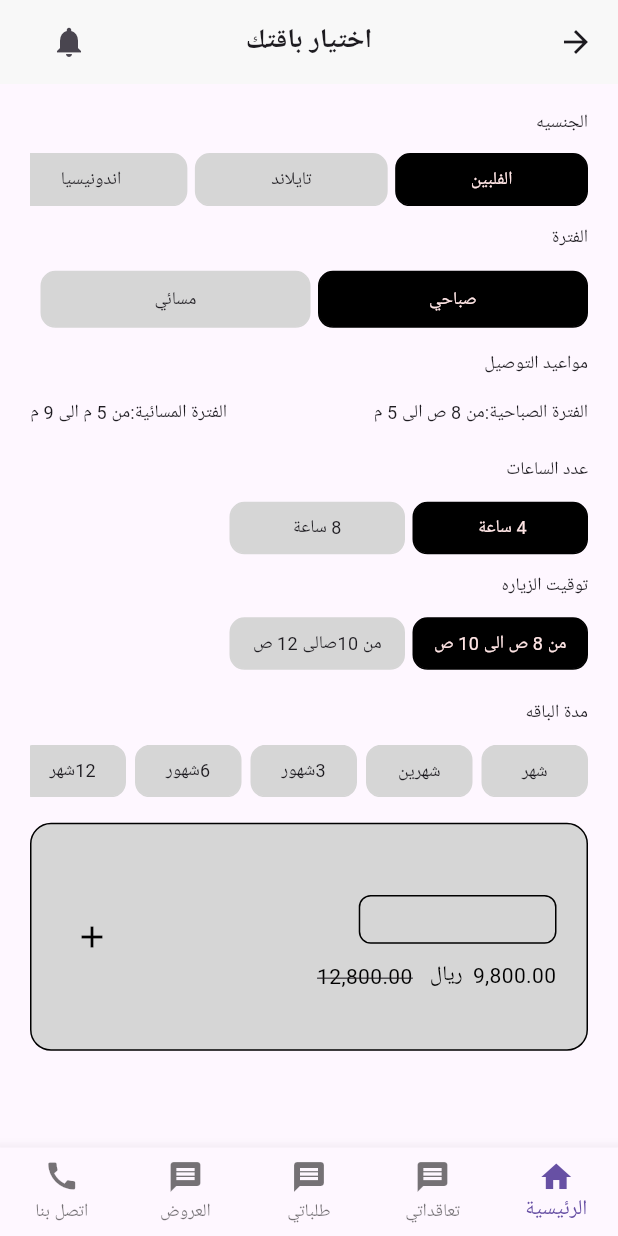
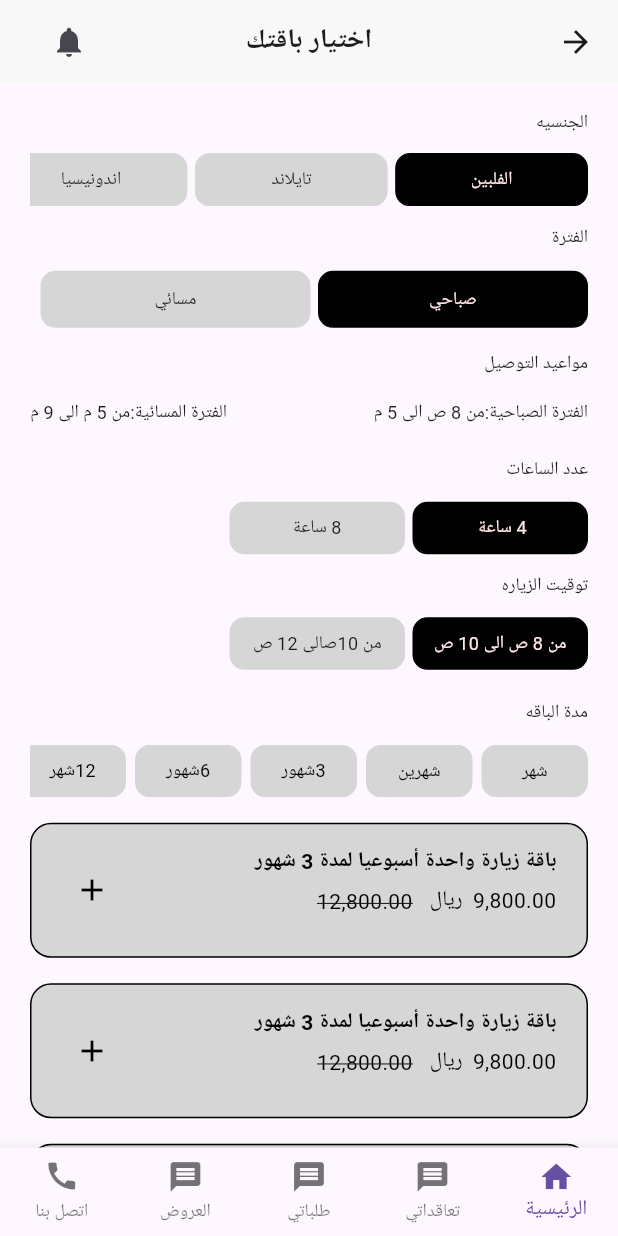
Before and after one commit to Salma-Ahmed3/ThePlattForm, a Flutter app: the ChoosePackageHourlyServicesView screen opened by its route, on a phone screen of 412 x 824 dp. Run offline on Flutter 3.47's test engine with Material 3 defaults, Android fonts, the phone set to English and light mode, and no system bars; our stand-ins replace flutter_screenutil, google_fonts, table_calendar; missing offline and left inert: svg_flutter; Roboto replaces fonts that are missing (Alexandria).

Commit message:
update code

```diff
--- a/lib/Feauters/Choose the package Hourly Service/Presentation/Views/Widgets/choose_package_hourly_services_view_body.dart
+++ b/lib/Feauters/Choose the package Hourly Service/Presentation/Views/Widgets/choose_package_hourly_services_view_body.dart
@@ -1,10 +1,9 @@
 import 'package:flutter/material.dart';
 import 'package:nowproject/Feauters/Choose%20the%20package%20Hourly%20Service/Presentation/Views/Widgets/choose_button_nationalty_in_choose_package.dart';
+import 'package:nowproject/Feauters/Choose%20the%20package%20Hourly%20Service/Presentation/Views/Widgets/custom_button_package_duration_item.dart';
 import 'package:nowproject/Feauters/Choose%20the%20package%20Hourly%20Service/Presentation/Views/Widgets/custom_button_periods_in_chosse_package.dart';
-import 'package:nowproject/core/Widgets/custom_button_in_add_new_addrease.dart';
+import 'package:nowproject/Feauters/Choose%20the%20package%20Hourly%20Service/Presentation/Views/Widgets/custom_detailes_in_choose_packege_hourly_services.dart';
 import 'package:nowproject/core/utils/app_text_style.dart';
-
-import '../../../../Choose the package Individual Service/Presentation/Views/widgets/custom_detailes_in_choose_packege.dart';
 
 class ChoosePackageHourlyServicesViewBody extends StatelessWidget {
   const ChoosePackageHourlyServicesViewBody({super.key});
@@ -13,6 +12,7 @@ class ChoosePackageHourlyServicesViewBody extends StatelessWidget {
   Widget build(BuildContext context) {
     return Padding(
       padding: const EdgeInsets.symmetric(horizontal: 20),
+      child: SingleChildScrollView(
         child: Column(
           crossAxisAlignment: CrossAxisAlignment.start,
           children: [
@@ -65,50 +65,22 @@ class ChoosePackageHourlyServicesViewBody extends StatelessWidget {
                           const SizedBox(height: 12,),
                             const SingleChildScrollView(
                             scrollDirection: Axis.horizontal,
-                          child: Row(
-                            children: [
-                              CustomButtonPackageDuration(textPackageDuration: 'شهر',),
-                        SizedBox(width: 6,),
+                            child: CustomButtonPackageDurationItem()
+                          ),
+                            const SizedBox(height: 17,),
+                          const CustomDetailesInChoosePackegeHourlyServices(),
+                            const SizedBox(height: 17,),
+                          const CustomDetailesInChoosePackegeHourlyServices(),
+                            const SizedBox(height: 17,),
+                          const CustomDetailesInChoosePackegeHourlyServices(),
+                            const SizedBox(height: 17,),
+                          const CustomDetailesInChoosePackegeHourlyServices(),
+                            const SizedBox(height: 17,),
+                          const CustomDetailesInChoosePackegeHourlyServices(),
 
-                              CustomButtonPackageDuration(textPackageDuration: 'شهرين',),
-                        SizedBox(width: 6,),
-
-                              CustomButtonPackageDuration(textPackageDuration: '3شهور',),
-                        SizedBox(width: 6,),
-
-                              CustomButtonPackageDuration(textPackageDuration: '6شهور',),
-                        SizedBox(width: 6,),
-
-                              CustomButtonPackageDuration(textPackageDuration: '12شهر',),
-                        SizedBox(width: 6,),
-
-                              CustomButtonPackageDuration(textPackageDuration: 'سنه',),
                     ],
                 ),
-                        ),
-                          const SizedBox(height: 17,),
-                        const CustomDetailesInChoosePackege(heightContainer: 152, workerData: '', textPackageDuration: '',)
-
-                  ],
       ),
             );
   }
 }
-
-class CustomButtonPackageDuration extends StatelessWidget {
-  const CustomButtonPackageDuration({super.key, required this.textPackageDuration});
-final String textPackageDuration;
-  @override
-  Widget build(BuildContext context) {
-    return CustomButtonInAddNewAddrease(
-                                      alignment: Alignment.centerRight,
-                                      colorBackGround: const Color(0xffD6D6D6),
-                                      tixtInButton:  Center(
-                                      child: Text(textPackageDuration,
-                                      style: TextStyles.regular12
-                                      ),
-                                      ), width: 71,
-                                      height: 35, colorBorder:  const Color(0xffD6D6D6), borderRadius: BorderRadius.circular(10),
-                                    );
-  }
-}
--- /dev/null
+++ b/lib/Feauters/Choose the package Hourly Service/Presentation/Views/Widgets/custom_button_package_duration.dart
@@ -0,0 +1,37 @@
+import 'package:flutter/material.dart';
+import 'package:nowproject/core/Widgets/custom_button_in_add_new_addrease.dart';
+import 'package:nowproject/core/utils/app_text_style.dart';
+
+class CustomButtonPackageDuration extends StatelessWidget {
+  const CustomButtonPackageDuration({
+    super.key,
+    required this.text,
+    required this.isSelected,
+    required this.onTap,
+  });
+
+  final String text;
+  final bool isSelected;
+  final VoidCallback onTap;
+
+  @override
+  Widget build(BuildContext context) {
+    return GestureDetector(
+      onTap: onTap,
+      child: CustomButtonInAddNewAddrease(
+        alignment: Alignment.centerRight,
+        colorBackGround: isSelected ? Colors.black : const Color(0xffD6D6D6),
+        tixtInButton: Center(
+          child: Text(
+            text,
+            style: TextStyles.regular12.copyWith(color:isSelected ?  const Color(0xffFFE5E5) : Colors.black ),
+          ),
+        ),
+        width: 71,
+        height: 35,
+        colorBorder: isSelected ? Colors.black : const Color(0xffD6D6D6),
+        borderRadius: BorderRadius.circular(10),
+      ),
+    );
+  }
+}
--- /dev/null
+++ b/lib/Feauters/Choose the package Hourly Service/Presentation/Views/Widgets/custom_button_package_duration_item.dart
@@ -0,0 +1,52 @@
+
+import 'package:flutter/material.dart';
+import 'package:nowproject/Feauters/Choose%20the%20package%20Hourly%20Service/Presentation/Views/Widgets/custom_button_package_duration.dart';
+
+class CustomButtonPackageDurationItem extends StatefulWidget {
+  const CustomButtonPackageDurationItem({super.key});
+
+  @override
+  State<CustomButtonPackageDurationItem> createState() => _CustomButtonPackageDurationItemState();
+}
+
+class _CustomButtonPackageDurationItemState extends State<CustomButtonPackageDurationItem> {
+   int? selectedIndex;
+
+  void _handleButtonTap(int index) {
+    setState(() {
+      selectedIndex = index;
+    });
+  }
+ @override
+  Widget build(BuildContext context) {
+    return Row(
+                              children: [
+                                CustomButtonPackageDuration(
+                                  text: 'شهر',
+                                  isSelected: selectedIndex == 0,
+                                  onTap: () => _handleButtonTap(0),
+                                      ),
+                          SizedBox(width: 6,),
+
+                                CustomButtonPackageDuration(text: 'شهرين', isSelected: selectedIndex == 1,
+                                  onTap: () => _handleButtonTap(1),),
+                          SizedBox(width: 6,),
+
+                                CustomButtonPackageDuration(text: '3شهور',isSelected: selectedIndex ==2,
+                                  onTap: () => _handleButtonTap(2),),
+                          SizedBox(width: 6,),
+
+                                CustomButtonPackageDuration(text: '6شهور',isSelected: selectedIndex == 3,
+                                  onTap: () => _handleButtonTap(3),),
+                          SizedBox(width: 6,),
+
+                                CustomButtonPackageDuration(text: '12شهر',isSelected: selectedIndex == 4,
+                                  onTap: () => _handleButtonTap(4),),
+                          SizedBox(width: 6,),
+
+                                CustomButtonPackageDuration(text: 'سنه',isSelected: selectedIndex == 5,
+                                  onTap: () => _handleButtonTap(5),),
+                              ],
+                            );
+  }
+}
--- /dev/null
+++ b/lib/Feauters/Choose the package Hourly Service/Presentation/Views/Widgets/custom_detailes_in_choose_packege_hourly_services.dart
@@ -0,0 +1,106 @@
+
+import 'package:flutter/material.dart';
+import 'package:flutter_screenutil/flutter_screenutil.dart';
+import 'package:nowproject/Feauters/Choose%20the%20package%20Hourly%20Service/Presentation/Views/Widgets/custom_detailes_in_choose_packege_hourly_item.dart';
+import 'package:nowproject/Feauters/Choose%20the%20package%20Hourly%20Service/Presentation/Views/Widgets/dialoge_chosse_package.dart';
+import 'package:nowproject/Feauters/Choose%20the%20package%20Individual%20Service/Presentation/Views/widgets/custom_salary.dart';
+import 'package:nowproject/core/utils/app_text_style.dart';
+
+
+class CustomDetailesInChoosePackegeHourlyServices extends StatefulWidget {
+  const CustomDetailesInChoosePackegeHourlyServices({super.key, });
+
+  @override
+  State<CustomDetailesInChoosePackegeHourlyServices> createState() => _CustomDetailesInChoosePackegeHourlyServicesState();
+}
+
+class _CustomDetailesInChoosePackegeHourlyServicesState extends State<CustomDetailesInChoosePackegeHourlyServices> {
+ bool isRectangleVisible = false;
+
+  void toggleRectangleVisibility() {
+    setState(() {
+      isRectangleVisible = !isRectangleVisible;
+    });
+  }
+
+  @override
+  Widget build(BuildContext context) {
+    return Column(
+      children: [
+        Container(
+          width: 384.w,
+          height: 90,
+          decoration: BoxDecoration(
+            color: const Color(0xffD6D6D6),
+            borderRadius: isRectangleVisible
+                ? const BorderRadius.only(
+                    topLeft: Radius.circular(14),
+                    topRight: Radius.circular(14),
+                  )
+                : BorderRadius.circular(14),
+            border: Border.all(
+              color: Colors.black,
+            ),
+          ),
+          child: Padding(
+            padding: const EdgeInsets.symmetric(horizontal: 20, vertical: 15),
+            child: Row(
+              mainAxisAlignment: MainAxisAlignment.spaceBetween,
+              children: [
+                Column(
+                  crossAxisAlignment: CrossAxisAlignment.start,
+                  children: [
+                    Text(
+                    'باقة زيارة واحدة أسبوعيا لمدة 3 شهور',
+                      style: TextStyles.bold14,
+                    ),
+                    SizedBox(height: 5,),
+                    const CustomSalary(),
+                  ],
+                ),
+                CircleAvatar(
+                  radius: 20.r,
+                  backgroundColor: Colors.transparent,
+                  child: IconButton(
+                    onPressed: toggleRectangleVisibility,
+                    icon: Icon(
+                      isRectangleVisible ? Icons.remove : Icons.add,
+                      color: Colors.black,
+                    ),
+
+                  ),
+                ),
+              ],
+            ),
+          ),
+        ),
+        if (isRectangleVisible)
+          GestureDetector(
+            onTap: (){
+              showDialog(
+              context: context,
+              builder: (BuildContext context) {
+                return const DialogeChossePackage();
+              },
+            );
+            },
+            child: Container(
+              width: 700.w,
+              height: 260.h,
+              decoration: BoxDecoration(
+                color: const Color(0xffF8F8F8),
+                borderRadius: const BorderRadius.only(
+                  bottomLeft: Radius.circular(14),
+                  bottomRight: Radius.circular(14),
+                ),
+                border: Border.all(
+                  color: Colors.black,
+                ),
+              ),
+              child: const CustomDetailesInChoosePackegeHorlyItem(),
+            ),
+          ),
+      ],
+    );
+  }
+}
--- a/lib/Feauters/Choose the package Individual Service/Presentation/Views/widgets/custom_button_copon.dart
+++ b/lib/Feauters/Choose the package Individual Service/Presentation/Views/widgets/custom_button_copon.dart
@@ -14,7 +14,7 @@ class CustomButtonCopon extends StatelessWidget {
     return Stack(    children: [
         CustomContainerNationality(
         titleText: 'هل تمتلك كوبون خصم؟',
-         widthContainer: 200.w,
+         widthContainer: 200.w, height: 80,
          ),
       Padding(
         padding: const EdgeInsets.symmetric(horizontal: 37, vertical: 18),
--- a/lib/Feauters/Choose the package Individual Service/Presentation/Views/widgets/custom_button_nationality.dart
+++ b/lib/Feauters/Choose the package Individual Service/Presentation/Views/widgets/custom_button_nationality.dart
@@ -9,7 +9,7 @@ class CustomButtonNationality extends StatelessWidget {
   Widget build(BuildContext context) {
     return   Stack(
     children: [
-       CustomContainerNationality(titleText: 'الجنسيه', widthContainer: 70.w,),
+       CustomContainerNationality(titleText: 'الجنسيه', widthContainer: 70.w, height: 80,),
       const Padding(
         padding: EdgeInsets.symmetric(horizontal: 30, vertical: 18),
         child: Row(
--- a/lib/Feauters/Choose the package Individual Service/Presentation/Views/widgets/custom_container_nationality.dart
+++ b/lib/Feauters/Choose the package Individual Service/Presentation/Views/widgets/custom_container_nationality.dart
@@ -4,9 +4,10 @@ import 'package:flutter_screenutil/flutter_screenutil.dart';
 import 'package:nowproject/core/utils/app_text_style.dart';
 
 class CustomContainerNationality extends StatelessWidget {
-  const CustomContainerNationality({super.key, required this.titleText, required this.widthContainer});
+  const CustomContainerNationality({super.key, required this.titleText, required this.widthContainer, required this.height});
 final String titleText;
 final double widthContainer;
+final double height;
   @override
   Widget build(BuildContext context) {
     return Padding(
@@ -17,7 +18,7 @@ final double widthContainer;
           children: [
             Container(
               width: double.infinity,
-              height: 81.h,
+              height:height,
               decoration: BoxDecoration(
                 borderRadius: BorderRadius.circular(4),
                 border: Border.all(
--- a/lib/Feauters/Choose the package Individual Service/Presentation/Views/widgets/nationality_text.dart
+++ b/lib/Feauters/Choose the package Individual Service/Presentation/Views/widgets/nationality_text.dart
@@ -21,7 +21,6 @@ class _NationalityTextState extends State<NationalityText> {
         setState(() {
           isSelected = !isSelected;
         });
-        Navigator.of(context).pushNamed(TestPage.routeName);
       },
       child: Container(
         width: 100.w,
--- a/lib/core/Helper/on_generate_route.dart
+++ b/lib/core/Helper/on_generate_route.dart
@@ -4,6 +4,7 @@ import 'package:nowproject/Feauters/Choose%20Addrease/Presentation/choose_addres
 import 'package:nowproject/Feauters/Choose%20the%20package%20Hourly%20Service/Presentation/Views/choose_package_hourly_services_view.dart';
 import 'package:nowproject/Feauters/Choosing%20Carrer/Presentation/Views/chossing_carrer_view.dart';
 import 'package:nowproject/Feauters/Chossing%20Maid/Presentation/views/chossing_mid_view.dart';
+import 'package:nowproject/Feauters/Contract%20Data/Presentation/views/contract_data_view.dart';
 import 'package:nowproject/Feauters/Contract%20Details%20Maid/Presentation/views/contract_details_maid_view.dart';
 import 'package:nowproject/Feauters/Contract%20Details/Presentation/view/contract_details_view.dart';
 import 'package:nowproject/Feauters/Contract%20Success/Presentation/views/contract_success_view.dart';
@@ -71,6 +72,9 @@ Route<dynamic> onGenerateRoute(RouteSettings settings) {
    case ChoosePackageHourlyServicesView.routeName:
       return MaterialPageRoute(builder: (context) => const ChoosePackageHourlyServicesView());
 
+   case ContractDataView.routeName:
+      return MaterialPageRoute(builder: (context) => const ContractDataView());
+
    case TestPage.routeName:
       return MaterialPageRoute(builder: (context) => const TestPage());
 
--- a/pubspec.yaml
+++ b/pubspec.yaml
@@ -28,6 +28,7 @@ environment:
 # the latest version available on pub.dev. To see which dependencies have newer
 # versions available, run `flutter pub outdated`.
 dependencies:
+  table_calendar: ^3.1.2
   google_fonts: ^6.2.1
   flutter_screenutil: ^5.9.3
   flutter:
```
Also changed, not shown: lib/Feauters/Choose the package Hourly Service/Presentation/Views/Widgets/custom_detailes_in_choose_packege_hourly_item.dart (added, +61 -0 lines), lib/Feauters/Choose the package Hourly Service/Presentation/Views/Widgets/dialoge_chosse_package.dart (added, +90 -0 lines), lib/Feauters/Contract Data/Presentation/views/Widgets/contract_data_view_body.dart (added, +39 -0 lines), lib/Feauters/Contract Data/Presentation/views/Widgets/custom_click_in_contract_data.dart (added, +46 -0 lines), lib/Feauters/Contract Data/Presentation/views/Widgets/custom_favorite_date.dart (added, +43 -0 lines), lib/Feauters/Contract Data/Presentation/views/contract_data_view.dart (added, +28 -0 lines), lib/core/utils/custom_nav_bar.dart (+7 -4 lines), pubspec.lock. Lines whose indentation alone changed are shown as unchanged.
